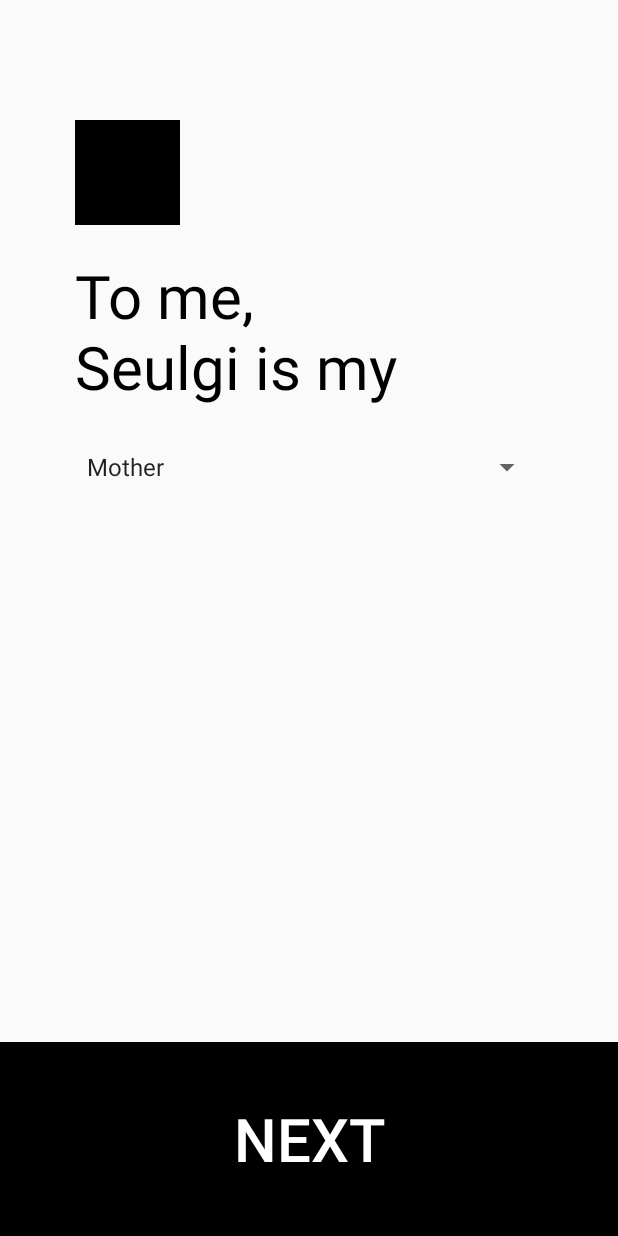
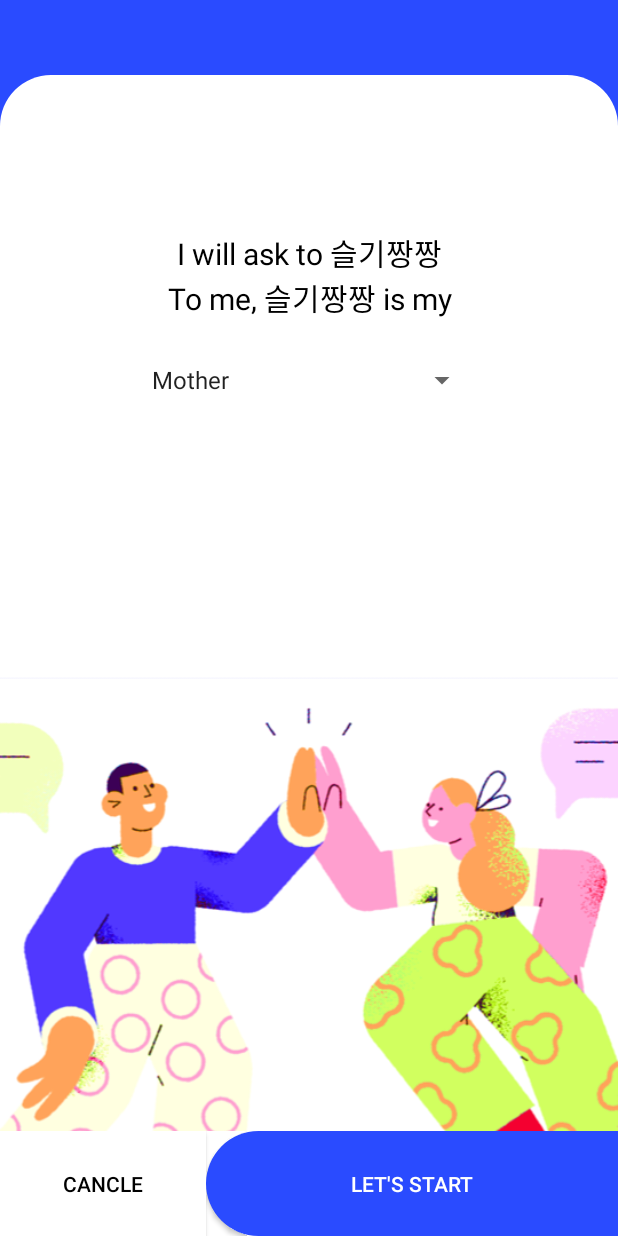
Before and after one commit to mash-up-kr/nnaa-android, an Android app: the screen it shows after launch (SetTypeOfFriendActivity), on a phone screen of 412 x 824 dp. Run offline under Robolectric (Android 15) with nearby library versions, the phone set to English and light mode, and no system bars.

Commit message:
Modify Layout

```diff
--- a/app/src/main/java/com/mashup/nnaa/SetTypeOfFriendActivity.java
+++ b/app/src/main/java/com/mashup/nnaa/SetTypeOfFriendActivity.java
@@ -30,8 +30,8 @@ public class SetTypeOfFriendActivity extends AppCompatActivity {
         Button nextbtninTOF = findViewById(R.id.next_btn_in_type_of_friend);
 
         Resources res = getResources();
-        String yourname = "Seulgi";
-        String iswhom = String.format(res.getString(R.string.you_are_my), yourname);
+        String yourname = "슬기짱짱";
+        String iswhom = String.format(res.getString(R.string.you_are_my), yourname, yourname);
         TextView youaremy = findViewById(R.id.you_are_my);
         youaremy.setText(iswhom);
     }
--- /dev/null
+++ b/app/src/main/res/drawable/blue_rect_rad_51.xml
@@ -0,0 +1,12 @@
+<?xml version="1.0" encoding="utf-8"?>
+<shape xmlns:android="http://schemas.android.com/apk/res/android"
+    android:shape="rectangle">
+
+    <solid
+        android:color="@color/colorBlue"/>
+
+    <corners
+        android:topLeftRadius="51dp"
+        android:bottomLeftRadius="51dp"/>
+
+</shape>
--- /dev/null
+++ b/app/src/main/res/drawable/white_rect_rad_34.xml
@@ -0,0 +1,12 @@
+<?xml version="1.0" encoding="utf-8"?>
+<shape xmlns:android="http://schemas.android.com/apk/res/android"
+    android:shape="rectangle">
+
+    <solid
+        android:color="@color/colorWhite"/>
+
+    <corners
+        android:topLeftRadius="34dp"
+        android:topRightRadius="34dp"/>
+
+</shape>
--- a/app/src/main/res/layout/activity_set_type_of_friend.xml
+++ b/app/src/main/res/layout/activity_set_type_of_friend.xml
@@ -7,6 +7,7 @@
     tools:context=".SetTypeOfFriendActivity">
 
     <LinearLayout
+        android:background="@color/colorBlue"
         android:layout_width="match_parent"
         android:layout_height="match_parent"
         android:orientation="vertical">
@@ -14,26 +15,22 @@
         <LinearLayout
             android:layout_width="match_parent"
             android:layout_height="wrap_content"
-            android:layout_weight="8"
-            android:paddingTop="80dp"
-            android:paddingLeft="50dp"
-            android:paddingRight="50dp"
-            android:orientation="vertical">
-
-            <ImageView
-                android:id="@+id/profile_image"
-                android:layout_width="wrap_content"
-                android:layout_height="wrap_content"
-                android:src="@drawable/profileimage"/>
+            android:layout_weight="11"
+            android:layout_marginTop="50dp"
+            android:paddingLeft="93dp"
+            android:paddingRight="93dp"
+            android:orientation="vertical"
+            android:background="@drawable/white_rect_rad_34">
 
             <TextView
                 android:id="@+id/you_are_my"
-                android:layout_width="wrap_content"
+                android:layout_width="match_parent"
                 android:layout_height="wrap_content"
+                android:paddingTop="103dp"
                 android:text="@string/you_are_my"
                 android:textColor="@color/colorBlack"
-                android:textSize="40sp"
-                android:paddingTop="20dp"/>
+                android:textSize="20sp"
+                android:textAlignment="center"/>
 
             <Spinner
                 android:id="@+id/spinner_type_of_friend"
@@ -41,23 +38,46 @@
                 android:layout_height="80dp"/>
 
         </LinearLayout>
-        <LinearLayout
+        <FrameLayout
             android:layout_width="match_parent"
-            android:layout_height="0dp"
-            android:layout_weight="3">
+            android:layout_height="wrap_content">
 
-            <Button
-                android:id="@+id/next_btn_in_type_of_friend"
+            <ImageView
                 android:layout_width="match_parent"
-                android:layout_height="match_parent"
-                android:text="@string/next"
-                android:textColor="@color/colorWhite"
-                android:textSize="40sp"
-                android:background="@color/colorBlack">
+                android:layout_height="wrap_content"
+                android:adjustViewBounds="true"
+                android:src="@drawable/rel_img_back"/>
 
-            </Button>
 
-        </LinearLayout>
+            <LinearLayout
+                android:layout_width="match_parent"
+                android:layout_gravity="bottom"
+                android:layout_height="70dp"
+                android:background="@color/colorWhite"
+                android:orientation="horizontal">
+
+                <Button
+                    android:id="@+id/cancle_btn_in_type_of_friend"
+                    android:layout_width="0dp"
+                    android:layout_height="match_parent"
+                    android:layout_weight="1"
+                    android:text="@string/cancle"
+                    android:textSize="14sp"
+                    android:textColor="@color/colorBlack"
+                    android:background="@color/colorWhite"/>
+
+                <Button
+                    android:id="@+id/next_btn_in_type_of_friend"
+                    android:layout_width="0dp"
+                    android:layout_height="match_parent"
+                    android:layout_weight="2"
+                    android:background="@drawable/blue_rect_rad_51"
+                    android:text="@string/lets_start"
+                    android:textColor="@color/colorWhite"
+                    android:textSize="14sp"/>
+
+            </LinearLayout>
+        </FrameLayout>
 
 
     </LinearLayout>
--- a/app/src/main/res/values/colors.xml
+++ b/app/src/main/res/values/colors.xml
@@ -5,5 +5,6 @@
     <color name="colorAccent">#03DAC5</color>
     <color name="colorBlack">#000000</color>
     <color name="colorWhite">#FFFFFF</color>
+    <color name="colorBlue">#2a4bff</color>
 
 </resources>
--- a/app/src/main/res/values/strings.xml
+++ b/app/src/main/res/values/strings.xml
@@ -11,7 +11,9 @@
     <string name="lover">Lover</string>
     <string name="vip">VIP</string>
     <string name="next">Next</string>
-    <string name="you_are_my">To me,\n%s is my</string>
+    <string name="you_are_my">I will ask to <bold>%s</bold>\nTo me, %s is my</string>
+    <string name="cancle">cancle</string>
+    <string name="lets_start">Let\'s Start</string>
 
 
 </resources>
```
Also changed, not shown: app/src/main/res/drawable-hdpi/rel_img_back.png (added), app/src/main/res/drawable-mdpi/rel_img_back.png (added), app/src/main/res/drawable-xhdpi/rel_img_back.png (added), app/src/main/res/drawable-xxhdpi/rel_img_back.png (added), app/src/main/res/drawable-xxxhdpi/rel_img_back.png (added), gradle/wrapper/gradle-wrapper.properties, 1 other file.
